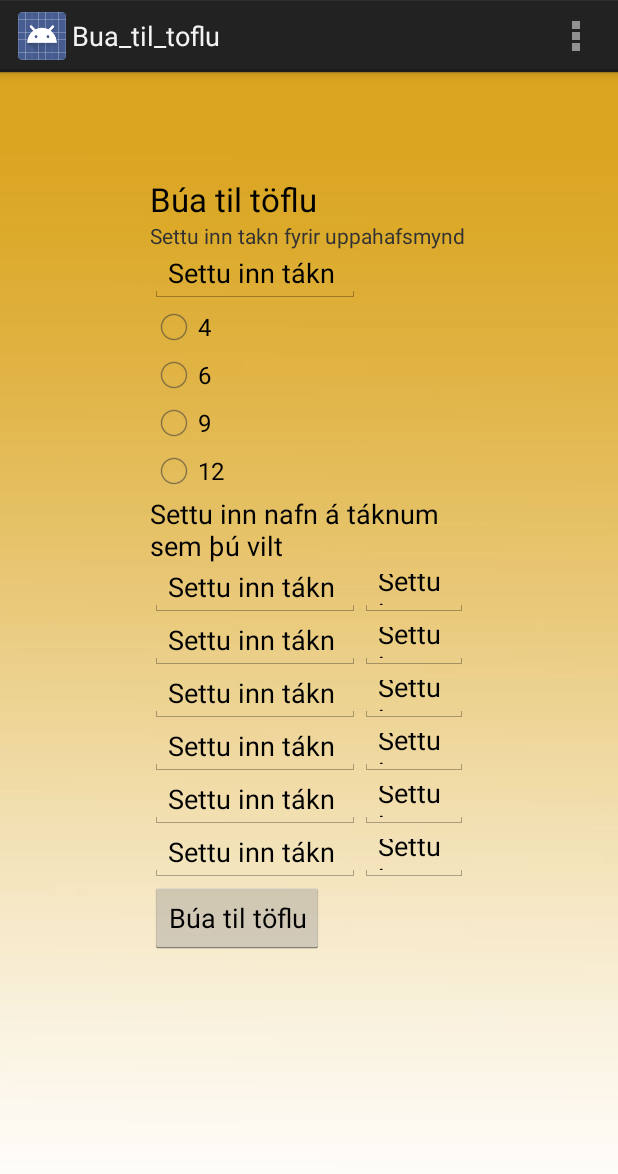
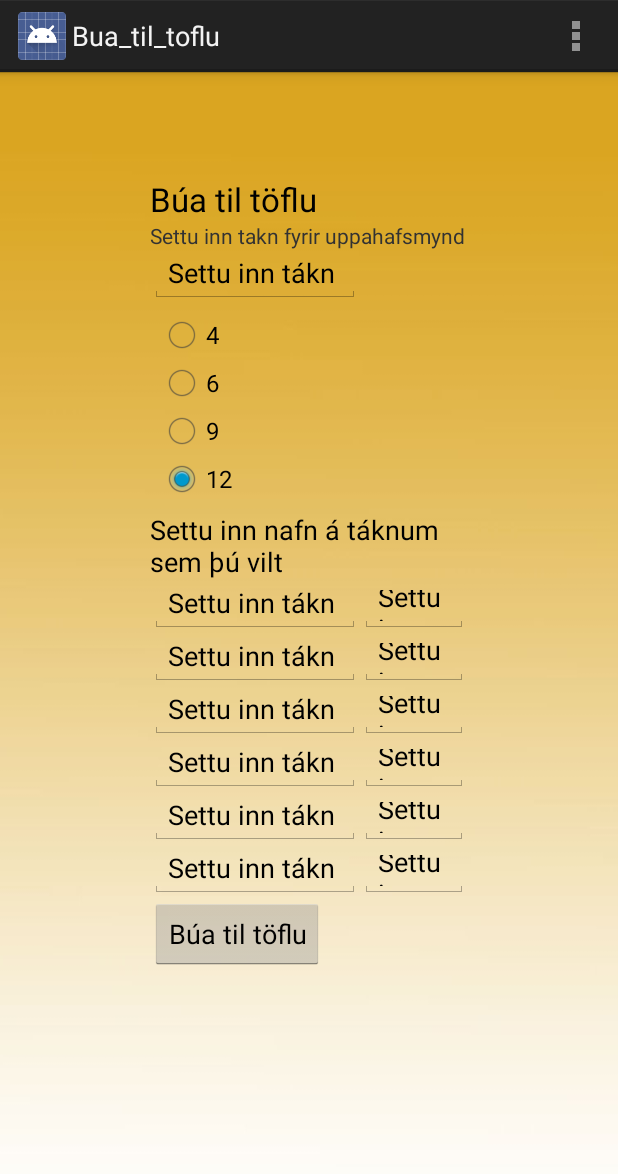
Before and after one commit to sbleika/Blissid, an Android app: the Bua_til_toflu screen opened directly, with no data from a screen before it, in the options menu, after a tap on "Settings", on a phone screen of 412 x 824 dp. Shown: the top 1174 px of the screen. Run offline under Robolectric (Android 15) with nearby library versions, the phone set to English and light mode, and no system bars.

Commit message:
Radiobutton bar einn i einu

```diff
--- a/BlissAppid_git/BlissAppid/app/src/main/java/com/example/seventeen/blissappid/Bua_til_toflu.java
+++ b/BlissAppid_git/BlissAppid/app/src/main/java/com/example/seventeen/blissappid/Bua_til_toflu.java
@@ -1,6 +1,7 @@
 package com.example.seventeen.blissappid;
 
 import android.app.Activity;
+import android.content.Intent;
 import android.os.Bundle;
 import android.os.Environment;
 import android.view.Menu;
@@ -10,6 +11,7 @@
 import android.widget.EditText;
 import android.widget.ImageButton;
 import android.widget.RadioButton;
+import android.widget.RadioGroup;
 import android.widget.TextView;
 import android.widget.Toast;
 
@@ -51,8 +53,6 @@
         upphafsmynd.setText("");
     }
 
-
-
     public void onRadioButtonClicked(View view) {
 
         EditText nr1;
@@ -79,6 +79,9 @@
         nr11 = (EditText) findViewById(R.id.editText14);
         EditText nr12;
         nr12 = (EditText) findViewById(R.id.editText15);
+
+        RadioButton radiobutton6;
+        radiobutton6 = (RadioButton) findViewById(R.id.radioButton2);
 
         // Is the button now checked?
         boolean checked = ((RadioButton) view).isChecked();
@@ -144,7 +147,7 @@
     }
 
     /**
-     * Ef smellt er a Búa til töflu takkan
+     * Ef smellt er a Búa til töflu takkan er kallad a fallid Tbutton() og maketable.maketablefun
      */
     View.OnClickListener gotomaketableClickListener = new View.OnClickListener() {
         /**
@@ -155,8 +158,16 @@
         public void onClick(View v) {
 
             MakeTable.maketablefun(12);
+            Tbutton();
         }
     };
+
+    /**
+     * opnar nyja gluggan starfsmadur1
+     */
+    private void Tbutton(){
+        startActivity(new Intent(this, starfsmadur1.class));
+    }
 
 
     /**
@@ -169,7 +180,9 @@
 
         getMenuInflater().inflate(R.menu.bua_til_toflu, menu);
         return true;
+
     }
+
     /**
      * Handle action bar item clicks here. The action bar will
      * automatically handle clicks on the Home/Up button, so long
--- a/BlissAppid_git/BlissAppid/app/src/main/java/com/example/seventeen/blissappid/MakeTable.java
+++ b/BlissAppid_git/BlissAppid/app/src/main/java/com/example/seventeen/blissappid/MakeTable.java
@@ -6,6 +6,7 @@
 public class MakeTable {
 
     public static boolean maketablefun(int x) {
+
         return true;
     }
 }
--- a/BlissAppid_git/BlissAppid/app/src/main/res/layout/activity_bua_til_toflu.xml
+++ b/BlissAppid_git/BlissAppid/app/src/main/res/layout/activity_bua_til_toflu.xml
@@ -28,6 +28,16 @@
         android:layout_alignLeft="@+id/textView9"
         android:layout_alignStart="@+id/textView9" />
 
+
+    <RadioGroup
+        android:id="@+id/Radiogroup"
+        android:layout_width="wrap_content"
+        android:layout_height="wrap_content"
+        android:orientation="vertical"
+        android:layout_below="@+id/textView9"
+        android:layout_margin="5dp"
+        >
+
     <RadioButton
         android:layout_width="wrap_content"
         android:layout_height="wrap_content"
@@ -45,7 +55,8 @@
         android:id="@+id/radioButton2"
         android:layout_below="@+id/radioButton"
         android:layout_alignParentLeft="true"
-        android:layout_alignParentStart="true" />
+        android:layout_alignParentStart="true"
+        android:onClick="onRadioButtonClicked"/>
 
     <RadioButton
         android:layout_width="wrap_content"
@@ -54,7 +65,8 @@
         android:id="@+id/radioButton5"
         android:layout_below="@+id/radioButton2"
         android:layout_alignParentLeft="true"
-        android:layout_alignParentStart="true" />
+        android:layout_alignParentStart="true"
+        android:onClick="onRadioButtonClicked"/>
 
     <RadioButton
         android:layout_width="wrap_content"
@@ -63,8 +75,9 @@
         android:id="@+id/radioButton6"
         android:layout_below="@+id/radioButton5"
         android:layout_alignParentLeft="true"
-        android:layout_alignParentStart="true" />
-
+        android:layout_alignParentStart="true"
+        android:onClick="onRadioButtonClicked"/>
+    </RadioGroup>
     <EditText
         android:layout_width="140dp"
         android:layout_height="35dp"
@@ -82,7 +95,7 @@
         android:textAppearance="?android:attr/textAppearanceMedium"
         android:text="@string/settuinnnafn"
         android:id="@+id/textView10"
-        android:layout_below="@+id/radioButton6"
+        android:layout_below="@+id/Radiogroup"
         android:layout_alignParentLeft="true"
         android:layout_alignParentStart="true" />
 
```
